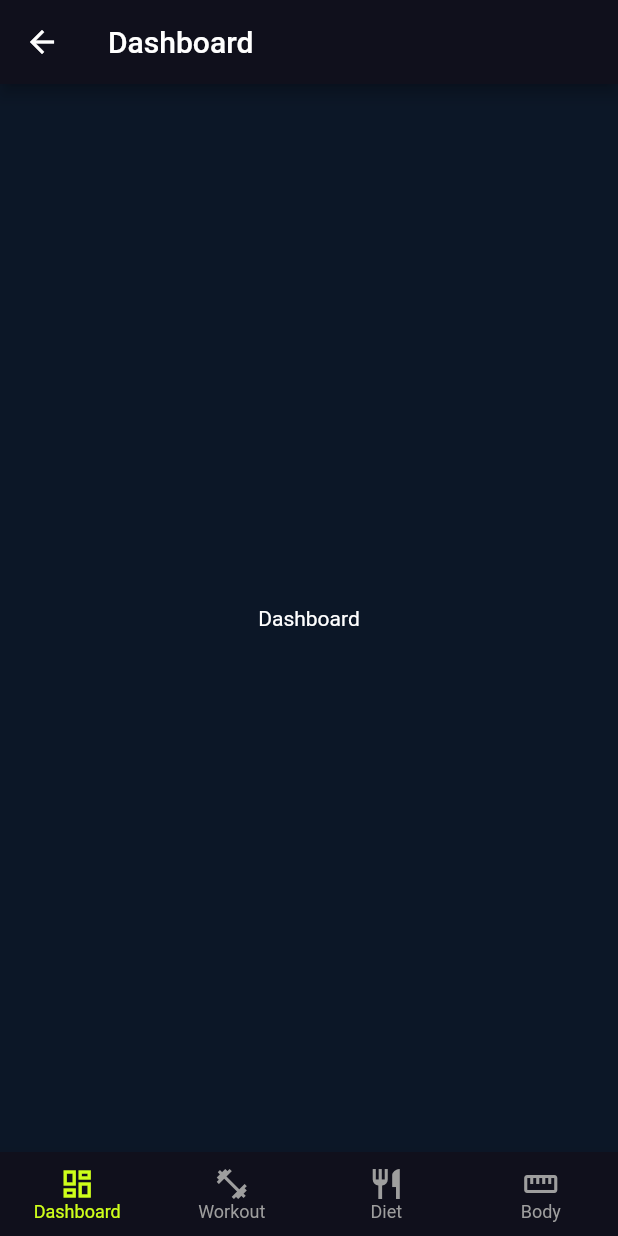
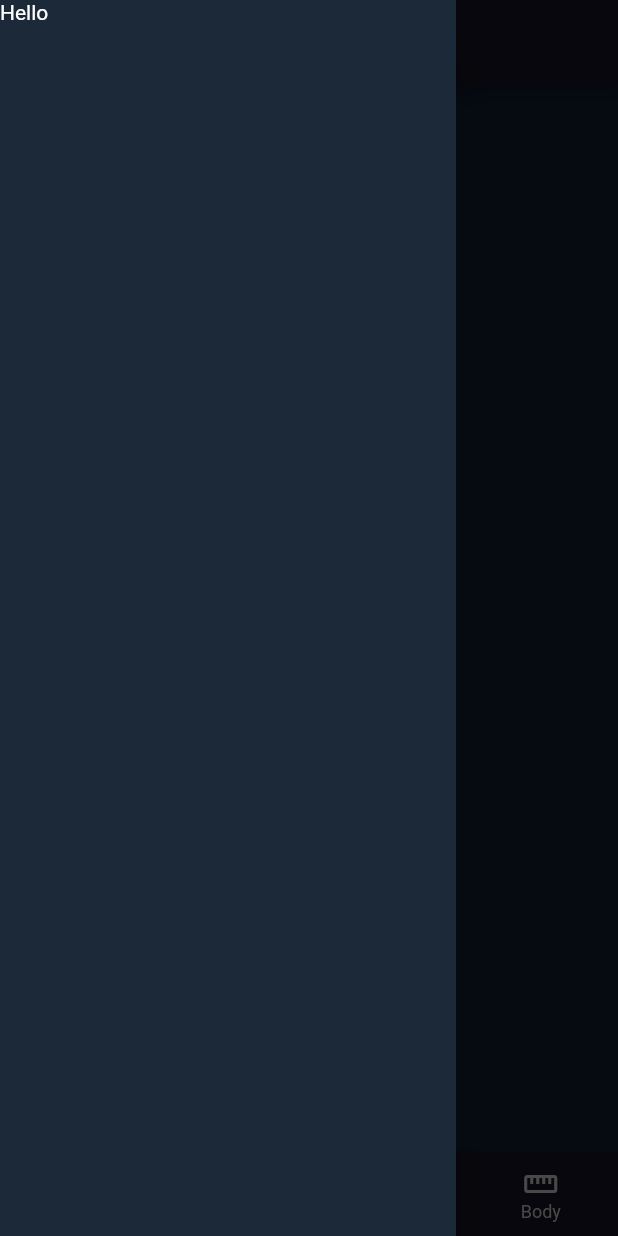
Before and after one commit to remote-gymapp/gym_app, a Flutter app: the Layout screen opened by its route, with the side drawer open (before the commit the screen has no drawer), on a phone screen of 412 x 824 dp. Run offline on Flutter 3.47's test engine with Material 2 defaults, Android fonts, the phone set to English and light mode, and no system bars; our stand-ins replace get.

Commit message:
add basic sidenav

```diff
--- a/lib/src/theme/app_theme.dart
+++ b/lib/src/theme/app_theme.dart
@@ -14,5 +14,8 @@ class AppTheme {
     primaryTextTheme: Typography().white,
     hintColor: primaryText,
     textTheme: Typography().white,
+    drawerTheme: DrawerThemeData(
+      backgroundColor: lightBg
+    ),
   );
 }
--- a/lib/src/widgets/layout/layout_widget.dart
+++ b/lib/src/widgets/layout/layout_widget.dart
@@ -24,6 +24,9 @@ class Layout extends GetView<LayoutController> {
           ),
           bottomNavigationBar:
               controller.isNavBarEnabled.value ? _buildBottomNavBar() : null,
+          drawer: Drawer(
+            child: Text('Hello'),
+          ),
         );
       },
     );
```
